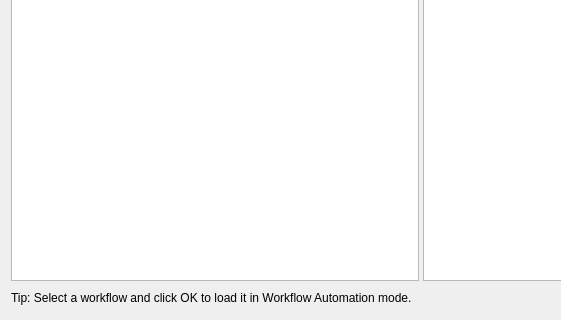
Qt form orch_favorites_dialog.ui (robert6757/qgis-geo-knowledge-ai) before a commit; both pictures show x 0 to 561 and y 314 to 634 of the 841 by 634 pixel window.
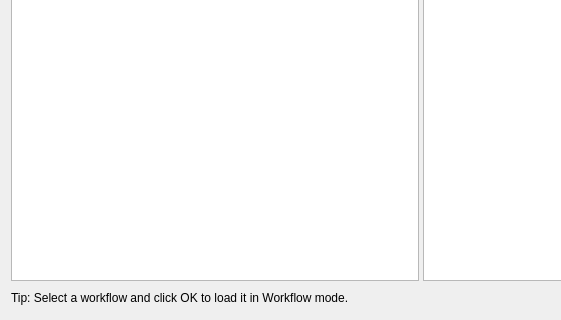
The same form after that commit.

Patch:
```diff
--- a/orch_favorites_dialog.ui
+++ b/orch_favorites_dialog.ui
@@ -44,7 +44,7 @@
    <item row="1" column="0">
     <widget class="QLabel" name="labelTip">
      <property name="text">
-      <string>Tip: Select a workflow and click OK to load it in Workflow Automation mode.</string>
+      <string>Tip: Select a workflow and click OK to load it in Workflow mode.</string>
      </property>
     </widget>
    </item>
```
